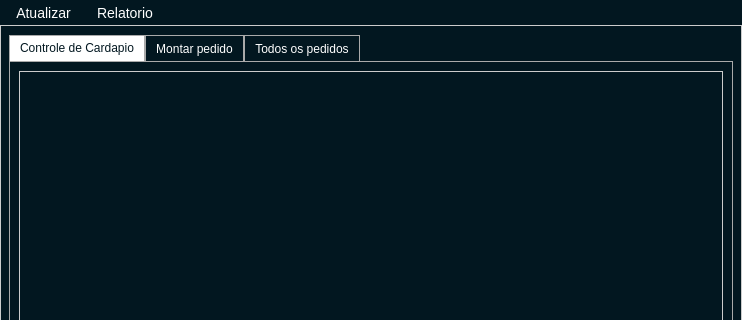
Qt form cliente_funcionario_server/src/screen/ui/tela_principal_server.ui (JonasCGN/Projeto-Final-POO-II) before a commit; both pictures show x 0 to 742 and y 0 to 320 of the 742 by 553 pixel window.
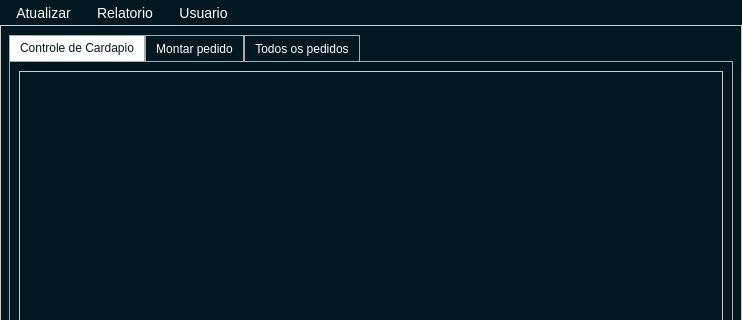
The same form after that commit. The open tabs and pages were chosen to show the change.

```diff
--- a/cliente_funcionario_server/src/screen/ui/tela_principal_server.ui
+++ b/cliente_funcionario_server/src/screen/ui/tela_principal_server.ui
@@ -441,7 +441,7 @@
      <x>0</x>
      <y>0</y>
      <width>742</width>
-     <height>29</height>
+     <height>28</height>
     </rect>
    </property>
    <widget class="QMenu" name="menuAtualizar">
@@ -458,8 +458,15 @@
     <addaction name="actionEnviar_Relatorio_Email"/>
     <addaction name="actionEnviar_banco_de_dados_Email"/>
    </widget>
+   <widget class="QMenu" name="menuUsuario">
+    <property name="title">
+     <string>Usuario</string>
+    </property>
+    <addaction name="actionTrocar_senha"/>
+   </widget>
    <addaction name="menuAtualizar"/>
    <addaction name="menuRelatorio"/>
+   <addaction name="menuUsuario"/>
   </widget>
   <action name="actionAtualizar_dados_do_Cardapio">
    <property name="text">
```
Left out of the diff: 15 changed lines with no effect on the pictures.
